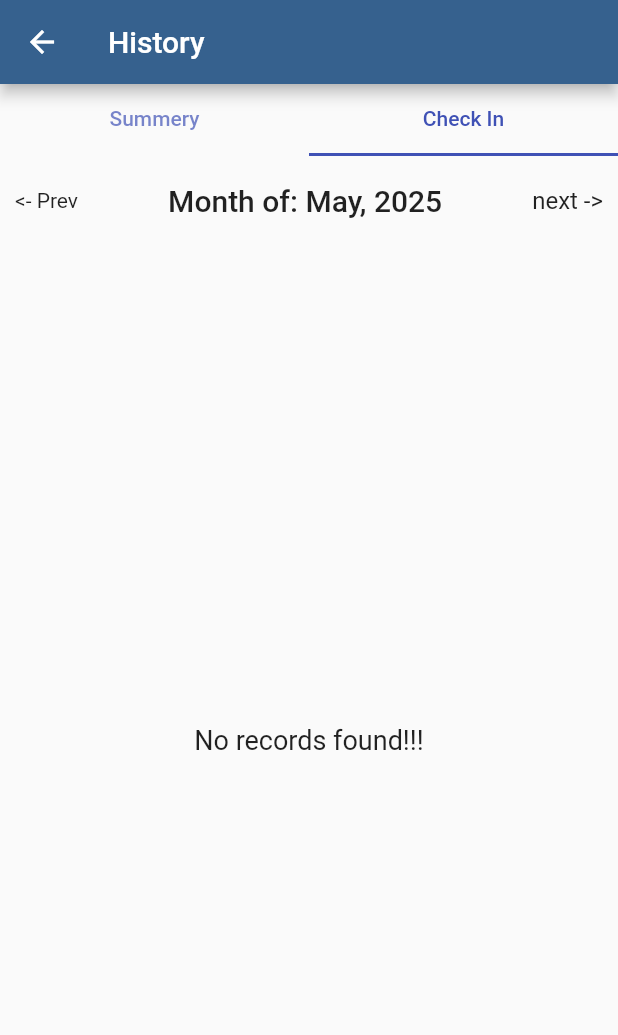
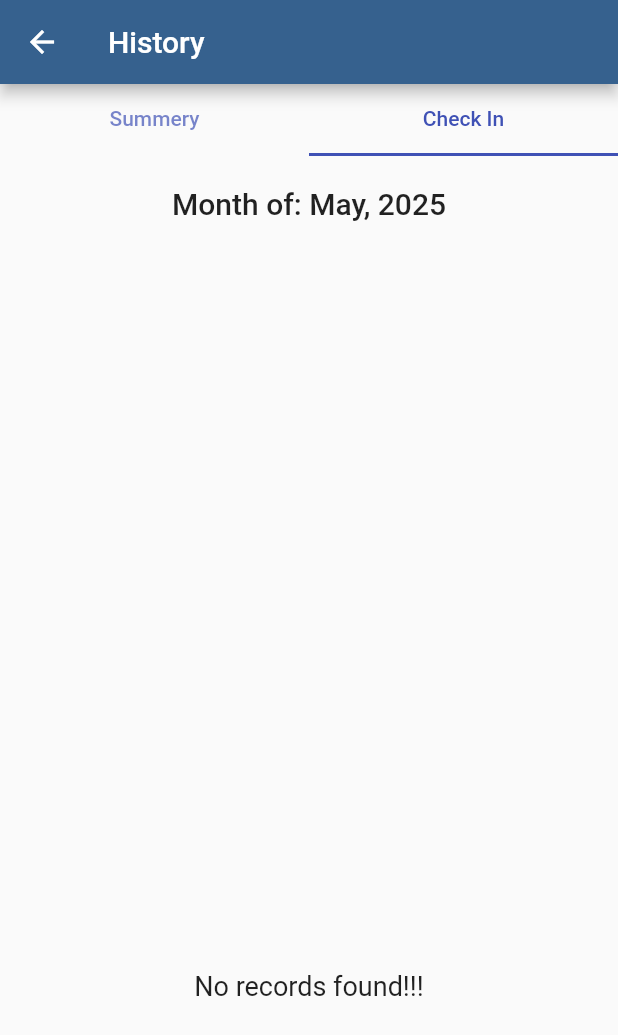
Before and after one commit to dpal91/TimeOffice, a Flutter app: the HistoryPage screen opened by its route, tab 2 chosen, on a phone screen of 412 x 824 dp. Shown: the top 1035 px of the screen. Run offline on Flutter 3.47's test engine with Material 3 defaults, Android fonts, the light colour scheme and no system bars; our stand-ins replace analog_clock, flutter_time_picker_spinner, get, get_storage, package_info_plus, syncfusion_flutter_gauges; accounts and stored records are empty.

Commit message:
UI Updated

```diff
--- a/lib/ModelPages/History/Binding/HistoryBinding.dart
+++ b/lib/ModelPages/History/Binding/HistoryBinding.dart
@@ -1,5 +1,5 @@
 import 'package:get/get.dart';
-import 'package:timeoffice/ModelPages/History/Comtroller/HistoryController.dart';
+import 'package:timeoffice/ModelPages/History/Controller/HistoryController.dart';
 
 class HistoryBinding extends Bindings {
   @override
--- a/lib/ModelPages/History/Pages/TabViews/DetailedView.dart
+++ b/lib/ModelPages/History/Pages/TabViews/DetailedView.dart
@@ -1,7 +1,8 @@
+import 'package:flutter/cupertino.dart';
 import 'package:flutter/material.dart';
 import 'package:get/get.dart';
 import 'package:syncfusion_flutter_gauges/gauges.dart';
-import 'package:timeoffice/ModelPages/History/Comtroller/HistoryController.dart';
+import 'package:timeoffice/ModelPages/History/Controller/HistoryController.dart';
 
 class DetailedView extends GetWidget<HistoryController> {
   const DetailedView({super.key});
@@ -23,19 +24,21 @@ class DetailedView extends GetWidget<HistoryController> {
           mainAxisAlignment: MainAxisAlignment.center,
           crossAxisAlignment: CrossAxisAlignment.center,
           children: [
-            GestureDetector(
-              onTap: () {
-                controller.goPrev();
-              },
-              child: Container(
-                padding: EdgeInsets.only(left: 10, right: 10, top: 20, bottom: 20),
-                child: Text(
-                  "<- Prev",
-                  style: TextStyle(fontSize: 14),
-                ),
-              ),
-            ),
+            // GestureDetector(
+            //   onTap: () {
+            //     controller.goPrev();
+            //   },
+            //   child: Container(
+            //     padding: EdgeInsets.only(left: 10, right: 10, top: 20, bottom: 20),
+            //     child: Text(
+            //       "<- Prev",
+            //       style: TextStyle(fontSize: 14),
+            //     ),
+            //   ),
+            // ),
             Expanded(
+              child: Padding(
+                padding: const EdgeInsets.only(top: 20.0),
                 child: Center(
                   child: Text(
                     "Month of: " + controller.recordMonthYear.value,
@@ -43,20 +46,22 @@ class DetailedView extends GetWidget<HistoryController> {
                   ),
                 ),
               ),
-            GestureDetector(
-              onTap: () {
-                controller.goNext();
-              },
-              child: Container(
-                padding: EdgeInsets.only(left: 10, right: 10, top: 20, bottom: 20),
-                child: Text(
-                  "next ->",
-                  style: TextStyle(fontSize: 16),
             ),
-              ),
-            ),
+            // GestureDetector(
+            //   onTap: () {
+            //     controller.goNext();
+            //   },
+            //   child: Container(
+            //     padding: EdgeInsets.only(left: 10, right: 10, top: 20, bottom: 20),
+            //     child: Text(
+            //       "next ->",
+            //       style: TextStyle(fontSize: 16),
+            //     ),
+            //   ),
+            // ),
           ],
         ),
+        SizedBox(height: 10),
         AnimatedContainer(
           height: controller.historyList.length == 0 ? 0 : 200,
           duration: Duration(milliseconds: 400),
@@ -102,12 +107,11 @@ class DetailedView extends GetWidget<HistoryController> {
                   )
                 ]),
         ),
-        AnimatedOpacity(
+        Expanded(
+          child: AnimatedOpacity(
             duration: const Duration(milliseconds: 800),
             curve: Curves.fastOutSlowIn,
             opacity: controller.historyList.length == 0 ? 0 : 1,
-          child: Visibility(
-            visible: controller.historyList.length == 0 ? false : true,
             child: ListView.builder(
               shrinkWrap: true,
               itemBuilder: (context, index) {
@@ -133,15 +137,18 @@ class DetailedView extends GetWidget<HistoryController> {
   }
 }
 
-widgetListItem(item, HistoryController controller) => Padding(
+widgetListItem(item, HistoryController controller) {
+  var outTime = item["punchOutTime"] ?? "Not Marked";
+  var gain = item['gain'] ?? "";
+  return Padding(
     padding: const EdgeInsets.only(left: 10, right: 10, top: 10),
     child: Container(
       decoration: BoxDecoration(
           color: (item['gain'] ?? "") == ""
-                ? Colors.yellow.shade300
+              ? Colors.yellow.shade100
               : ((item['gain'] ?? "").toString().contains("-"))
-                    ? Colors.red.shade300
-                    : Colors.green.shade300,
+                  ? Colors.red.shade100
+                  : Colors.green.shade100,
           borderRadius: BorderRadius.circular(10)),
       child: Container(
         decoration:
@@ -188,37 +195,87 @@ widgetListItem(item, HistoryController controller) => Padding(
                 height: 1,
                 decoration: BoxDecoration(color: Colors.grey),
               ),
+              // Padding(
+              //   padding: EdgeInsets.only(left: 5, right: 5, top: 5),
+              //   child: Row(
+              //     mainAxisAlignment: MainAxisAlignment.spaceBetween,
+              //     children: [
+              //       Text("Punch In :", style: TextStyle(color: Colors.black.withOpacity(0.5))),
+              //       Text(item["punchInTime"] ?? "", style: TextStyle(fontWeight: FontWeight.w500)),
+              //     ],
+              //   ),
+              // ),
+              // Padding(
+              //   padding: EdgeInsets.only(left: 5, right: 5, top: 5),
+              //   child: Row(
+              //     mainAxisAlignment: MainAxisAlignment.spaceBetween,
+              //     children: [
+              //       Text("Punch Out :", style: TextStyle(color: Colors.black.withOpacity(0.5))),
+              //       Text(item["punchOutTime"] ?? "Not Marked",
+              //           style:
+              //               TextStyle(fontWeight: FontWeight.w500, color: (item["punchOutTime"] ?? "") == "" ? Colors.red : Colors.black)),
+              //     ],
+              //   ),
+              // ),
+              // Padding(
+              //   padding: EdgeInsets.only(left: 5, right: 5, top: 5),
+              //   child: Row(
+              //     mainAxisAlignment: MainAxisAlignment.spaceBetween,
+              //     children: [
+              //       Text("Gain :", style: TextStyle(color: Colors.black.withOpacity(0.5))),
+              //       Text(item["gain"] ?? "0", style: TextStyle(fontWeight: FontWeight.w500)),
+              //     ],
+              //   ),
+              // ),
+              // SizedBox(height: 30),
+              Row(
+                children: [
+                  Text(
+                    (item['date'] ?? "").toString().replaceAll("-", "\n"),
+                    style: TextStyle(fontWeight: FontWeight.w800),
+                    textAlign: TextAlign.center,
+                  ),
+                  SizedBox(width: 20),
+                  Column(
+                    children: [
+                      Icon(
+                        Icons.check_circle_outline,
+                        color: Colors.green,
+                      ),
+                      Container(
+                        width: 4,
+                        height: 30,
+                        color: Colors.green,
+                      ),
+                      outTime.contains("Not")
+                          ? Icon(
+                              CupertinoIcons.exclamationmark_circle,
+                              color: Colors.red,
+                            )
+                          : Icon(
+                              Icons.check_circle_outline,
+                              color: Colors.green,
+                            ),
+                    ],
+                  ),
                   Padding(
-                  padding: EdgeInsets.only(left: 5, right: 5, top: 5),
-                  child: Row(
-                    mainAxisAlignment: MainAxisAlignment.spaceBetween,
+                    padding: const EdgeInsets.only(left: 20.0),
+                    child: Column(
+                      crossAxisAlignment: CrossAxisAlignment.start,
+                      mainAxisAlignment: MainAxisAlignment.center,
                       children: [
-                      Text("Punch In :", style: TextStyle(color: Colors.black.withOpacity(0.5))),
-                      Text(item["punchInTime"] ?? "", style: TextStyle(fontWeight: FontWeight.w500)),
+                        Text(" Check In:   " + item["punchInTime"] ?? "", style: TextStyle(fontWeight: FontWeight.w500)),
+                        SizedBox(
+                          height: 30,
+                          child: Center(child: Text(gain == "" ? " N/A" : " Gain:  $gain")),
+                        ),
+                        Text(" Check Out:   " + outTime, style: TextStyle(fontWeight: FontWeight.w500)),
                       ],
                     ),
                   ),
-                Padding(
-                  padding: EdgeInsets.only(left: 5, right: 5, top: 5),
-                  child: Row(
-                    mainAxisAlignment: MainAxisAlignment.spaceBetween,
-                    children: [
-                      Text("Punch Out :", style: TextStyle(color: Colors.black.withOpacity(0.5))),
-                      Text(item["punchOutTime"] ?? "Not Marked",
-                          style: TextStyle(
-                              fontWeight: FontWeight.w500, color: (item["punchOutTime"] ?? "") == "" ? Colors.red : Colors.black)),
+                  Expanded(child: SizedBox()),
+                  Icon(Icons.add)
                 ],
-                  ),
-                ),
-                Padding(
-                  padding: EdgeInsets.only(left: 5, right: 5, top: 5),
-                  child: Row(
-                    mainAxisAlignment: MainAxisAlignment.spaceBetween,
-                    children: [
-                      Text("Gain :", style: TextStyle(color: Colors.black.withOpacity(0.5))),
-                      Text(item["gain"] ?? "0", style: TextStyle(fontWeight: FontWeight.w500)),
-                    ],
-                  ),
               )
             ],
           ),
@@ -226,3 +283,4 @@ widgetListItem(item, HistoryController controller) => Padding(
       ),
     ),
   );
+}
--- a/lib/ModelPages/History/Pages/TabViews/SummeryView.dart
+++ b/lib/ModelPages/History/Pages/TabViews/SummeryView.dart
@@ -3,7 +3,7 @@ import 'package:get/get.dart';
 import 'package:intl/intl.dart';
 import 'package:timeoffice/Consts/ApplicationStorage.dart';
 import 'package:timeoffice/Consts/GlobalFunctions.dart';
-import 'package:timeoffice/ModelPages/History/Comtroller/HistoryController.dart';
+import 'package:timeoffice/ModelPages/History/Controller/HistoryController.dart';
 
 class SummaryView extends GetWidget<HistoryController> {
   SummaryView({super.key});
--- a/lib/main.dart
+++ b/lib/main.dart
@@ -4,6 +4,7 @@ import 'package:get_storage/get_storage.dart';
 import 'package:timeoffice/Consts/ApplicationRoutes.dart';
 
 void main() async {
+  WidgetsFlutterBinding.ensureInitialized();
   await GetStorage.init();
   runApp(const MyApp());
 }
--- a/pubspec.yaml
+++ b/pubspec.yaml
@@ -42,6 +42,8 @@ dependencies:
   intl: any
   flutter_time_picker_spinner: ^2.0.0
   package_info_plus: ^8.3.0
+  cupertino_icons: ^1.0.8
+  flutter_local_notifications: ^19.2.0
 
 dev_dependencies:
   flutter_test:
```
Also changed, not shown: lib/ModelPages/Home/Pages/HomePage.dart (+28 -44 lines), lib/ModelPages/History/Controller/HistoryController.dart (renamed from lib/ModelPages/History/Comtroller/HistoryController.dart), pubspec.lock. Lines whose indentation alone changed are shown as unchanged.
